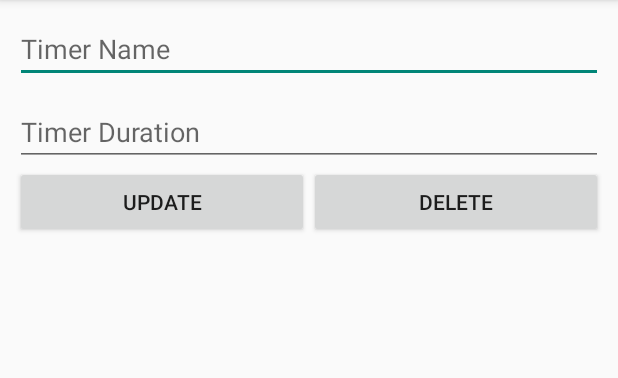
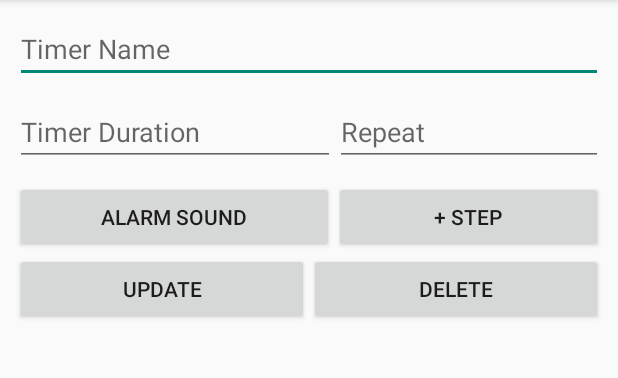
Before and after one commit to tim-hoff/Tymer, an Android app: the layout activity_modify_record.xml on its own in the app's theme, with its tools: preview values and no code run, on a phone screen of 412 x 824 dp, the part 84-462 px from its top. Run offline under Robolectric (Android 15) with nearby library versions, the phone set to English and light mode, and no system bars.

Commit message:
Timer working, all functions, sound to gone textview

```diff
--- a/app/src/main/java/androiddive/timothy/tymer/DBManager.java
+++ b/app/src/main/java/androiddive/timothy/tymer/DBManager.java
@@ -34,11 +34,12 @@ public class DBManager {
         ContentValues contentValue = new ContentValues();
         contentValue.put(DatabaseHelper.TYMER_NAME, name);
         contentValue.put(DatabaseHelper.TYMER_LEN, len);
+//        contentValue.put(DatabaseHelper.TYMER_SOUND, sound);
         database.insert(DatabaseHelper.TABLE_NAME, null, contentValue);
     }
 
     public Cursor fetch() {
-        String[] columns = new String[] { DatabaseHelper._ID, DatabaseHelper.TYMER_NAME, DatabaseHelper.TYMER_LEN };
+        String[] columns = new String[] { DatabaseHelper._ID, DatabaseHelper.TYMER_NAME, DatabaseHelper.TYMER_LEN};
         Cursor cursor = database.query(DatabaseHelper.TABLE_NAME, columns, null, null, null, null, null);
         if (cursor != null) {
             cursor.moveToFirst();
@@ -50,6 +51,7 @@ public class DBManager {
         ContentValues contentValues = new ContentValues();
         contentValues.put(DatabaseHelper.TYMER_NAME, name);
         contentValues.put(DatabaseHelper.TYMER_LEN, len);
+//        contentValues.put(DatabaseHelper.TYMER_SOUND,sound);
         int i = database.update(DatabaseHelper.TABLE_NAME, contentValues, DatabaseHelper._ID + " = " + _id, null);
         return i;
     }
--- a/app/src/main/java/androiddive/timothy/tymer/DatabaseHelper.java
+++ b/app/src/main/java/androiddive/timothy/tymer/DatabaseHelper.java
@@ -15,6 +15,7 @@ public class DatabaseHelper extends SQLiteOpenHelper{
     public static final String _ID = "_id";
     public static final String TYMER_NAME = "name";
     public static final String TYMER_LEN = "lengthSeconds";
+//    public static final String TYMER_SOUND = "timerSound";
 
 
     // Database Information
@@ -25,8 +26,8 @@ public class DatabaseHelper extends SQLiteOpenHelper{
 
     // Creating table query
     private static final String CREATE_TABLE = "create table " + TABLE_NAME + "(" + _ID
-            + " INTEGER PRIMARY KEY AUTOINCREMENT, " + TYMER_NAME + " TEXT NOT NULL, " + TYMER_LEN + " TEXT);";
-
+            + " INTEGER PRIMARY KEY AUTOINCREMENT, " + TYMER_NAME + " TEXT);";
+//           + " INTEGER PRIMARY KEY AUTOINCREMENT, " + TYMER_NAME + " TEXT, " + TYMER_LEN + " TEXT, "+TYMER_SOUND+" TEXT);";
     public DatabaseHelper(Context context) {
         super(context, DB_NAME, null, DB_VERSION);
     }
--- a/app/src/main/res/layout/activity_modify_record.xml
+++ b/app/src/main/res/layout/activity_modify_record.xml
@@ -14,9 +14,15 @@
         android:hint="@string/enter_name"
          />
 
+    <LinearLayout
+        android:orientation="horizontal"
+        android:layout_width="fill_parent"
+        android:layout_height="wrap_content"
+        android:paddingBottom="10dp">
+
         <EditText
             android:id="@+id/description_edittext"
-        android:layout_width="match_parent"
+            android:layout_width="wrap_content"
             android:layout_height="wrap_content"
             android:ems="10"
             android:hint="@string/enter_len"
@@ -25,6 +31,38 @@
             android:numeric="integer">
         </EditText>
 
+        <EditText
+            android:id="@+id/editText"
+            android:layout_width="match_parent"
+            android:layout_height="wrap_content"
+            android:ems="10"
+            android:hint="@string/enter_rep"
+            android:inputType="time"
+            android:minLines="1"
+            android:numeric="integer" />
+    </LinearLayout>
+
+
+    <LinearLayout
+        android:orientation="horizontal"
+        android:layout_width="fill_parent"
+        android:layout_height="wrap_content">
+
+        <Button
+            android:id="@+id/btn_ring"
+            android:layout_width="wrap_content"
+            android:layout_height="wrap_content"
+            android:layout_weight="1"
+            android:text="@string/btn_ring" />
+
+        <Button
+            android:id="@+id/button"
+            android:layout_width="wrap_content"
+            android:layout_height="wrap_content"
+            android:layout_weight="1"
+            android:text="@string/btn_add"
+            android:enabled="true" />
+    </LinearLayout>
 
     <LinearLayout
         android:layout_width="fill_parent"
--- a/app/src/main/res/values/strings.xml
+++ b/app/src/main/res/values/strings.xml
@@ -12,5 +12,8 @@
     <string name="btn_delete">Delete</string>
     <string name="add_record">Add Record</string>
     <string name="title_activity_timer">Timer</string>
+    <string name="btn_ring">Alarm Sound</string>
+    <string name="enter_rep">Repeat</string>
+    <string name="btn_add">+ Step</string>
 
 </resources>
```
Also changed, not shown: app/src/main/java/androiddive/timothy/tymer/AddTymerActivity.java (+40 -7 lines), app/src/main/java/androiddive/timothy/tymer/ModifyTymerActivity.java (+37 -10 lines), app/src/main/res/layout/activity_add_record.xml (+22 -2 lines). Lines whose indentation alone changed are shown as unchanged.
